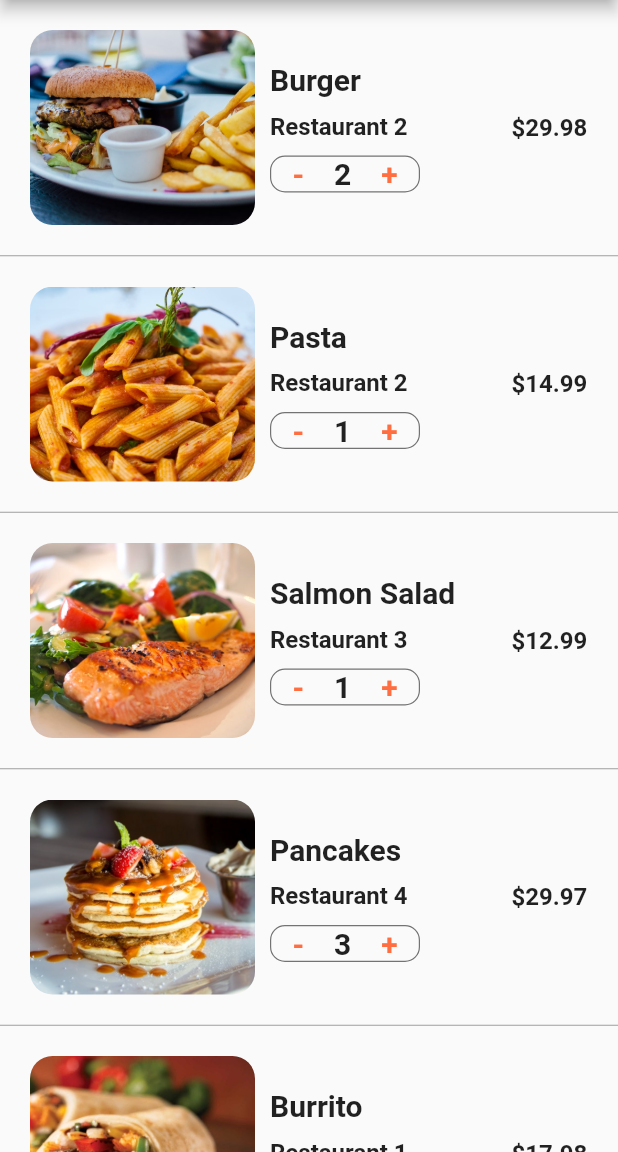
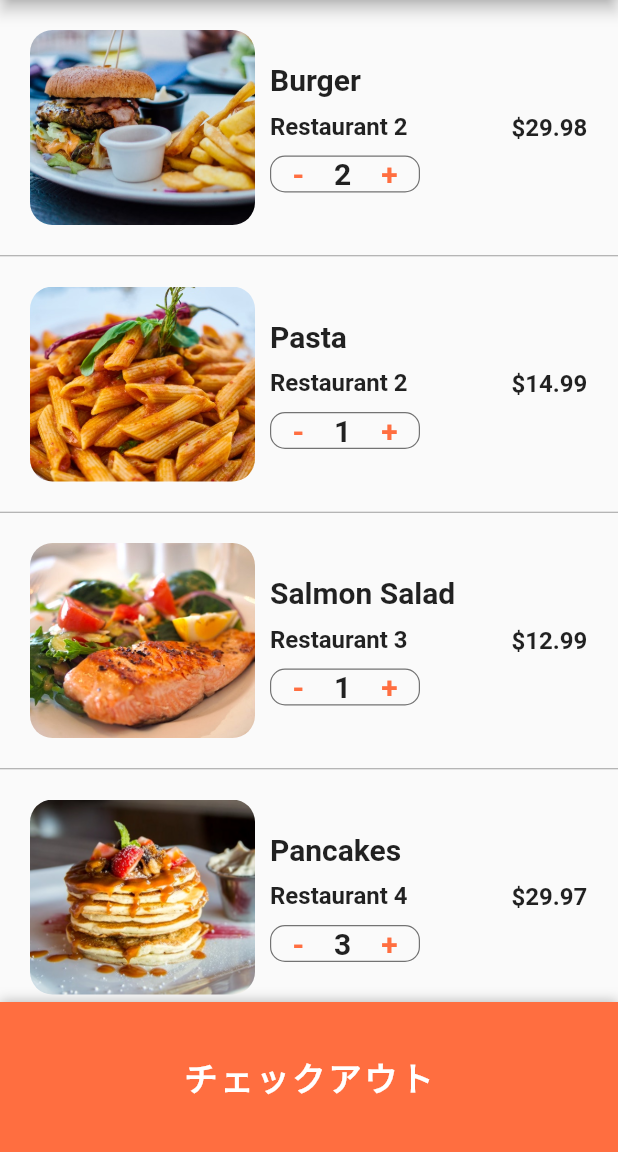
Before and after one commit to hideokawahara/flutter_food_delivery_ui-main, a Flutter app: the CartScreen screen opened directly, on a phone screen of 412 x 824 dp, the part 84-1236 px from its top. Run offline on Flutter 3.47's test engine with Material 2 defaults, Android fonts, the phone set to English and light mode, and no system bars.

Commit message:
feat: ボトムシート作成

```diff
--- a/lib/screens/cart_screen.dart
+++ b/lib/screens/cart_screen.dart
@@ -130,14 +130,73 @@ class _CartScreenState extends State<CartScreen> {
 
   @override
   Widget build(BuildContext context) {
+    double totalPrice = 0;
+    currentUser.cart.forEach(
+      (Order order) => totalPrice += order.quantity * order.food.price,
+    );
+
     return Scaffold(
       appBar: AppBar(
         title: Text('カート数 (${currentUser.cart.length})'),
       ),
       body: ListView.separated(
         itemBuilder: (BuildContext context, int index) {
-          Order order = currentUser.cart[index];
-          return _buildCartItem(order);
+          if (index < currentUser.cart.length) {
+            Order order = currentUser.cart[index];
+            return _buildCartItem(order);
+          }
+          return Padding(
+            padding: EdgeInsets.all(20.0),
+            child: Column(
+              children: <Widget>[
+                Row(
+                  mainAxisAlignment: MainAxisAlignment.spaceBetween,
+                  children: <Widget>[
+                    Text(
+                      '予想到着時間:',
+                      style: TextStyle(
+                        fontSize: 20.0,
+                        fontWeight: FontWeight.w600,
+                      ),
+                    ),
+                    Text(
+                      '25分',
+                      style: TextStyle(
+                        fontSize: 20.0,
+                        fontWeight: FontWeight.w600,
+                      ),
+                    ),
+                  ],
+                ),
+                SizedBox(
+                  height: 10.0,
+                ),
+                Row(
+                  mainAxisAlignment: MainAxisAlignment.spaceBetween,
+                  children: <Widget>[
+                    Text(
+                      '合計金額:',
+                      style: TextStyle(
+                        fontSize: 20.0,
+                        fontWeight: FontWeight.w600,
+                      ),
+                    ),
+                    Text(
+                      '\$${totalPrice.toStringAsFixed(2)}',
+                      style: TextStyle(
+                        color: Colors.green[700],
+                        fontSize: 20.0,
+                        fontWeight: FontWeight.w600,
+                      ),
+                    ),
+                  ],
+                ),
+                SizedBox(
+                  height: 80.0,
+                ),
+              ],
+            ),
+          );
         },
         separatorBuilder: (BuildContext context, int index) {
           return Divider(
@@ -145,7 +204,35 @@ class _CartScreenState extends State<CartScreen> {
             color: Colors.grey,
           );
         },
-        itemCount: currentUser.cart.length,
+        itemCount: currentUser.cart.length + 1,
+      ),
+      bottomSheet: Container(
+        height: 100.0,
+        width: MediaQuery.of(context).size.width,
+        decoration: BoxDecoration(
+          color: Theme.of(context).primaryColor,
+          boxShadow: [
+            BoxShadow(
+              color: Colors.black26,
+              offset: Offset(0, -1),
+              blurRadius: 6.0,
+            ),
+          ],
+        ),
+        child: Center(
+          child: TextButton(
+            child: Text(
+              'チェックアウト',
+              style: TextStyle(
+                color: Colors.white,
+                fontSize: 22.0,
+                fontWeight: FontWeight.bold,
+                letterSpacing: 2.0,
+              ),
+            ),
+            onPressed: () {},
+          ),
+        ),
       ),
     );
   }
```
